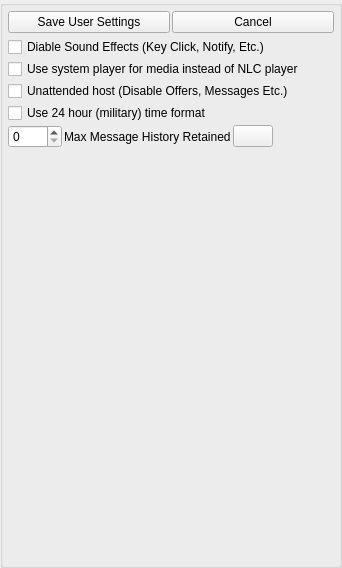
Before: the Qt Designer form nolimitgui/CommonSrc/Forms/AppletUserPreferences.ui in nolimitconnect/NoLimitConnect, drawn with Qt 5.
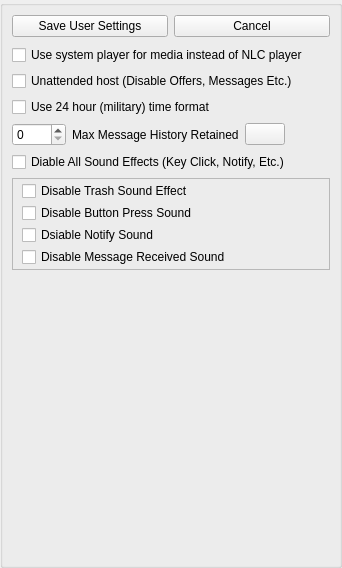
After: the same form once the commit is applied. Custom widgets are drawn as their Qt base class.

Commit message: Add individual sound effects disable in User Preferences

```diff
--- a/nolimitgui/CommonSrc/Forms/AppletUserPreferences.ui
+++ b/nolimitgui/CommonSrc/Forms/AppletUserPreferences.ui
@@ -35,21 +35,6 @@
       <string/>
      </property>
      <layout class="QVBoxLayout" name="verticalLayout">
-      <property name="spacing">
-       <number>2</number>
-      </property>
-      <property name="leftMargin">
-       <number>5</number>
-      </property>
-      <property name="topMargin">
-       <number>5</number>
-      </property>
-      <property name="rightMargin">
-       <number>5</number>
-      </property>
-      <property name="bottomMargin">
-       <number>5</number>
-      </property>
       <item>
        <layout class="QHBoxLayout" name="horizontalLayout_4">
         <item>
@@ -90,13 +75,6 @@
         </property>
        </spacer>
       </item>
-      <item>
-       <widget class="QCheckBox" name="m_DisableSoundEffectsCheckBox">
-        <property name="text">
-         <string>Diable Sound Effects (Key Click, Notify, Etc.)</string>
-        </property>
-       </widget>
-      </item>
       <item>
        <widget class="QCheckBox" name="m_UseSystemPlayerCheckBox">
         <property name="text">
@@ -168,6 +146,68 @@
         </item>
        </layout>
       </item>
+      <item>
+       <widget class="QCheckBox" name="m_DisableSoundEffectsCheckBox">
+        <property name="text">
+         <string>Diable All Sound Effects (Key Click, Notify, Etc.)</string>
+        </property>
+       </widget>
+      </item>
+      <item>
+       <widget class="QFrame" name="m_SndDisableFrame">
+        <property name="layoutDirection">
+         <enum>Qt::LeftToRight</enum>
+        </property>
+        <property name="frameShape">
+         <enum>QFrame::StyledPanel</enum>
+        </property>
+        <property name="frameShadow">
+         <enum>QFrame::Raised</enum>
+        </property>
+        <layout class="QVBoxLayout" name="verticalLayout_2">
+         <property name="spacing">
+          <number>2</number>
+         </property>
+         <property name="topMargin">
+          <number>2</number>
+         </property>
+         <property name="rightMargin">
+          <number>2</number>
+         </property>
+         <property name="bottomMargin">
+          <number>2</number>
+         </property>
+         <item>
+          <widget class="QCheckBox" name="m_SndDisableTrashCheckBox">
+           <property name="text">
+            <string>Disable Trash Sound Effect</string>
+           </property>
+          </widget>
+         </item>
+         <item>
+          <widget class="QCheckBox" name="m_SndDisableButtonPressCheckBox">
+           <property name="text">
+            <string>Disable Button Press Sound</string>
+           </property>
+          </widget>
+         </item>
+         <item>
+          <widget class="QCheckBox" name="m_SndDisableNotifyCheckBox">
+           <property name="text">
+            <string>Dsiable Notify Sound</string>
+           </property>
+          </widget>
+         </item>
+         <item>
+          <widget class="QCheckBox" name="m_SndDisableMessageRxCheckBox">
+           <property name="text">
+            <string>Disable Message Received Sound</string>
+           </property>
+          </widget>
+         </item>
+        </layout>
+       </widget>
+      </item>
       <item>
        <spacer name="verticalSpacer_2">
         <property name="orientation">
```
The commit also changes 15 other files.
